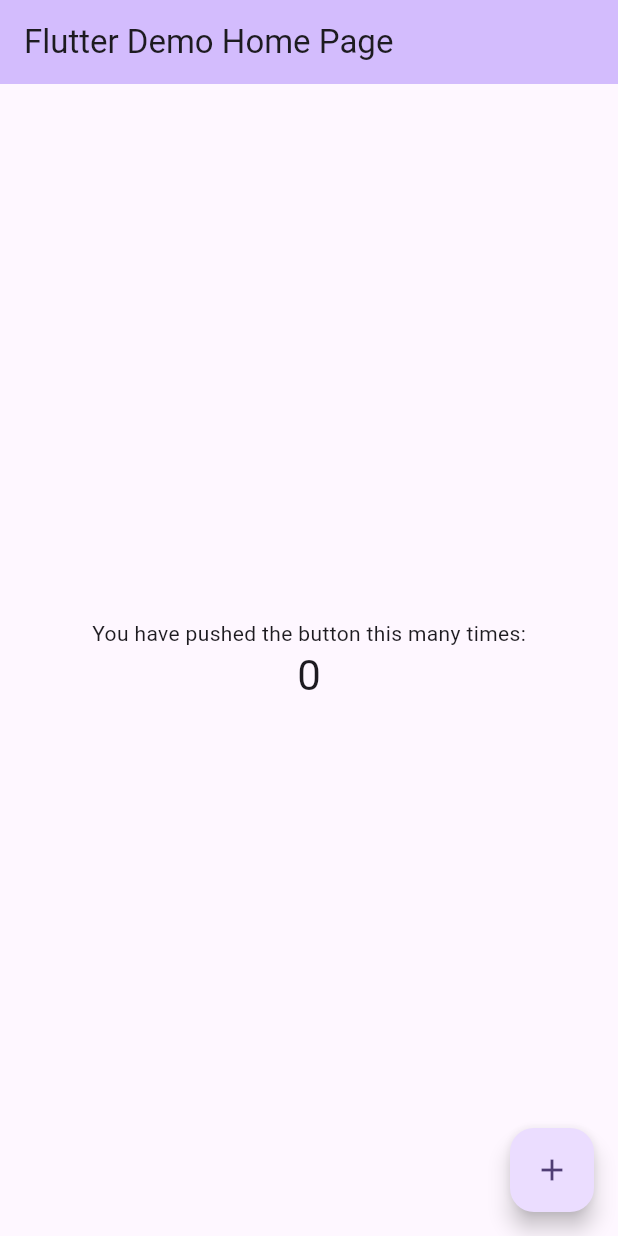
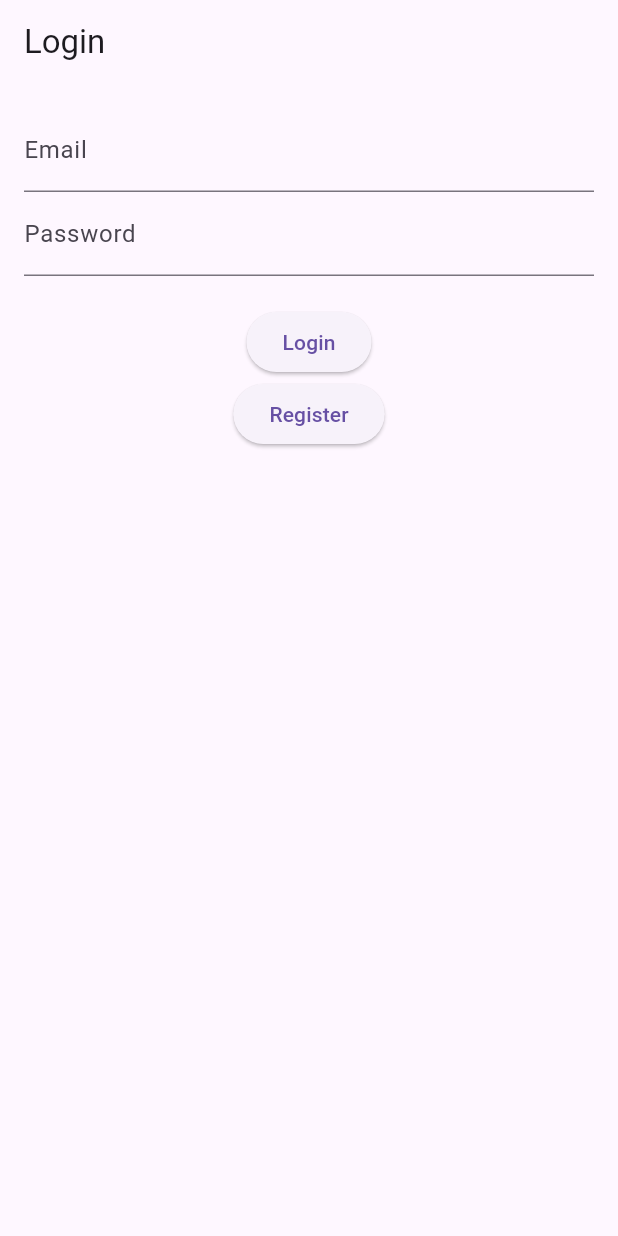
Before and after one commit to sidrai111/cw6, a Flutter app: the screen it shows after launch, on a phone screen of 412 x 824 dp. Run offline on Flutter 3.47's test engine with Material 3 defaults, Android fonts, the phone set to English and light mode, and no system bars; our stand-ins replace cloud_firestore, firebase_auth, firebase_core; accounts and stored records are empty.

Commit message:
added login register functionality with task management

```diff
--- a/lib/main.dart
+++ b/lib/main.dart
@@ -1,125 +1,199 @@
+import 'package:firebase_core/firebase_core.dart';
+import 'package:firebase_auth/firebase_auth.dart';
+import 'package:cloud_firestore/cloud_firestore.dart';
 import 'package:flutter/material.dart';
+import 'firebase_options.dart'; // Import generated file for Firebase options
 
-void main() {
-  runApp(const MyApp());
+void main() async {
+  WidgetsFlutterBinding.ensureInitialized();
+  await Firebase.initializeApp(
+    options: DefaultFirebaseOptions.currentPlatform, // Automatically generated when running flutterfire configure
+  );
+  runApp(MyApp());
 }
 
 class MyApp extends StatelessWidget {
-  const MyApp({super.key});
-
-  // This widget is the root of your application.
   @override
   Widget build(BuildContext context) {
     return MaterialApp(
-      title: 'Flutter Demo',
+      title: 'Task Manager',
       theme: ThemeData(
-        // This is the theme of your application.
-        //
-        // TRY THIS: Try running your application with "flutter run". You'll see
-        // the application has a purple toolbar. Then, without quitting the app,
-        // try changing the seedColor in the colorScheme below to Colors.green
-        // and then invoke "hot reload" (save your changes or press the "hot
-        // reload" button in a Flutter-supported IDE, or press "r" if you used
-        // the command line to start the app).
-        //
-        // Notice that the counter didn't reset back to zero; the application
-        // state is not lost during the reload. To reset the state, use hot
-        // restart instead.
-        //
-        // This works for code too, not just values: Most code changes can be
-        // tested with just a hot reload.
-        colorScheme: ColorScheme.fromSeed(seedColor: Colors.deepPurple),
-        useMaterial3: true,
+        primarySwatch: Colors.blue,
       ),
-      home: const MyHomePage(title: 'Flutter Demo Home Page'),
+      home: AuthGate(),
     );
   }
 }
 
-class MyHomePage extends StatefulWidget {
-  const MyHomePage({super.key, required this.title});
-
-  // This widget is the home page of your application. It is stateful, meaning
-  // that it has a State object (defined below) that contains fields that affect
-  // how it looks.
-
-  // This class is the configuration for the state. It holds the values (in this
-  // case the title) provided by the parent (in this case the App widget) and
-  // used by the build method of the State. Fields in a Widget subclass are
-  // always marked "final".
-
-  final String title;
-
+class AuthGate extends StatelessWidget {
   @override
-  State<MyHomePage> createState() => _MyHomePageState();
+  Widget build(BuildContext context) {
+    return StreamBuilder<User?>(
+      stream: FirebaseAuth.instance.authStateChanges(),
+      builder: (context, snapshot) {
+        if (snapshot.connectionState == ConnectionState.waiting) {
+          return CircularProgressIndicator();
+        }
+        if (snapshot.hasData) {
+          return TaskListScreen();
+        }
+        return LoginScreen();
+      },
+    );
+  }
 }
 
-class _MyHomePageState extends State<MyHomePage> {
-  int _counter = 0;
+class LoginScreen extends StatefulWidget {
+  @override
+  _LoginScreenState createState() => _LoginScreenState();
+}
 
-  void _incrementCounter() {
-    setState(() {
-      // This call to setState tells the Flutter framework that something has
-      // changed in this State, which causes it to rerun the build method below
-      // so that the display can reflect the updated values. If we changed
-      // _counter without calling setState(), then the build method would not be
-      // called again, and so nothing would appear to happen.
-      _counter++;
-    });
+class _LoginScreenState extends State<LoginScreen> {
+  final _emailController = TextEditingController();
+  final _passwordController = TextEditingController();
+
+  Future<void> _login() async {
+    try {
+      await FirebaseAuth.instance.signInWithEmailAndPassword(
+        email: _emailController.text,
+        password: _passwordController.text,
+      );
+    } catch (e) {
+      print("Login failed: $e");
+    }
+  }
+
+  Future<void> _register() async {
+    try {
+      await FirebaseAuth.instance.createUserWithEmailAndPassword(
+        email: _emailController.text,
+        password: _passwordController.text,
+      );
+    } catch (e) {
+      print("Registration failed: $e");
+    }
   }
 
   @override
   Widget build(BuildContext context) {
-    // This method is rerun every time setState is called, for instance as done
-    // by the _incrementCounter method above.
-    //
-    // The Flutter framework has been optimized to make rerunning build methods
-    // fast, so that you can just rebuild anything that needs updating rather
-    // than having to individually change instances of widgets.
     return Scaffold(
-      appBar: AppBar(
-        // TRY THIS: Try changing the color here to a specific color (to
-        // Colors.amber, perhaps?) and trigger a hot reload to see the AppBar
-        // change color while the other colors stay the same.
-        backgroundColor: Theme.of(context).colorScheme.inversePrimary,
-        // Here we take the value from the MyHomePage object that was created by
-        // the App.build method, and use it to set our appbar title.
-        title: Text(widget.title),
-      ),
-      body: Center(
-        // Center is a layout widget. It takes a single child and positions it
-        // in the middle of the parent.
+      appBar: AppBar(title: Text("Login")),
+      body: Padding(
+        padding: const EdgeInsets.all(16.0),
         child: Column(
-          // Column is also a layout widget. It takes a list of children and
-          // arranges them vertically. By default, it sizes itself to fit its
-          // children horizontally, and tries to be as tall as its parent.
-          //
-          // Column has various properties to control how it sizes itself and
-          // how it positions its children. Here we use mainAxisAlignment to
-          // center the children vertically; the main axis here is the vertical
-          // axis because Columns are vertical (the cross axis would be
-          // horizontal).
-          //
-          // TRY THIS: Invoke "debug painting" (choose the "Toggle Debug Paint"
-          // action in the IDE, or press "p" in the console), to see the
-          // wireframe for each widget.
-          mainAxisAlignment: MainAxisAlignment.center,
-          children: <Widget>[
-            const Text(
-              'You have pushed the button this many times:',
+          children: [
+            TextField(
+              controller: _emailController,
+              decoration: InputDecoration(labelText: "Email"),
             ),
-            Text(
-              '$_counter',
-              style: Theme.of(context).textTheme.headlineMedium,
+            TextField(
+              controller: _passwordController,
+              decoration: InputDecoration(labelText: "Password"),
+              obscureText: true,
+            ),
+            SizedBox(height: 20),
+            ElevatedButton(
+              onPressed: _login,
+              child: Text("Login"),
+            ),
+            ElevatedButton(
+              onPressed: _register,
+              child: Text("Register"),
             ),
           ],
         ),
       ),
-      floatingActionButton: FloatingActionButton(
-        onPressed: _incrementCounter,
-        tooltip: 'Increment',
-        child: const Icon(Icons.add),
-      ), // This trailing comma makes auto-formatting nicer for build methods.
     );
   }
 }
+
+class TaskListScreen extends StatefulWidget {
+  @override
+  _TaskListScreenState createState() => _TaskListScreenState();
+}
+
+class _TaskListScreenState extends State<TaskListScreen> {
+  final _taskController = TextEditingController();
+
+  Future<void> _addTask() async {
+    if (_taskController.text.isNotEmpty) {
+      await FirebaseFirestore.instance.collection('tasks').add({
+        'name': _taskController.text,
+        'completed': false,
+        'createdAt': Timestamp.now(),
+      });
+      _taskController.clear();
+    }
+  }
+
+  Future<void> _toggleTask(DocumentSnapshot task) async {
+    await FirebaseFirestore.instance.collection('tasks').doc(task.id).update({
+      'completed': !task['completed'],
+    });
+  }
+
+  Future<void> _deleteTask(String taskId) async {
+    await FirebaseFirestore.instance.collection('tasks').doc(taskId).delete();
+  }
+
+  @override
+  Widget build(BuildContext context) {
+    return Scaffold(
+      appBar: AppBar(
+        title: Text("Task List"),
+        actions: [
+          IconButton(
+            icon: Icon(Icons.exit_to_app),
+            onPressed: () async {
+              await FirebaseAuth.instance.signOut();
+            },
+          ),
+        ],
+      ),
+      body: Column(
+        children: [
+          Padding(
+            padding: const EdgeInsets.all(16.0),
+            child: TextField(
+              controller: _taskController,
+              decoration: InputDecoration(labelText: "Enter Task"),
+            ),
+          ),
+          ElevatedButton(
+            onPressed: _addTask,
+            child: Text("Add Task"),
+          ),
+          Expanded(
+            child: StreamBuilder<QuerySnapshot>(
+              stream: FirebaseFirestore.instance.collection('tasks').snapshots(),
+              builder: (context, snapshot) {
+                if (snapshot.connectionState == ConnectionState.waiting) {
+                  return Center(child: CircularProgressIndicator());
+                }
+                if (!snapshot.hasData || snapshot.data!.docs.isEmpty) {
+                  return Center(child: Text("No tasks available"));
+                }
+
+                final tasks = snapshot.data!.docs;
+                return ListView.builder(
+                  itemCount: tasks.length,
+                  itemBuilder: (context, index) {
+                    final task = tasks[index];
+                    return ListTile(
+                      title: Text(task['name']),
+                      trailing: Checkbox(
+                        value: task['completed'],
+                        onChanged: (_) => _toggleTask(task),
+                      ),
+                      onLongPress: () => _deleteTask(task.id),
+                    );
+                  },
+                );
+              },
+            ),
+          ),
+        ],
+      ),
+    );
+  }
+}
--- a/pubspec.yaml
+++ b/pubspec.yaml
@@ -28,8 +28,12 @@ environment:
 # the latest version available on pub.dev. To see which dependencies have newer
 # versions available, run `flutter pub outdated`.
 dependencies:
+  firebase_core: ^2.0.0
+  firebase_auth: ^4.0.0
+  cloud_firestore: ^4.0.0
   flutter:
     sdk: flutter
+
 
   # The following adds the Cupertino Icons font to your application.
   # Use with the CupertinoIcons class for iOS style icons.
```
Also changed, not shown: firebase.json (added), lib/firebase_options.dart (added), pubspec.lock, 13 other files.
